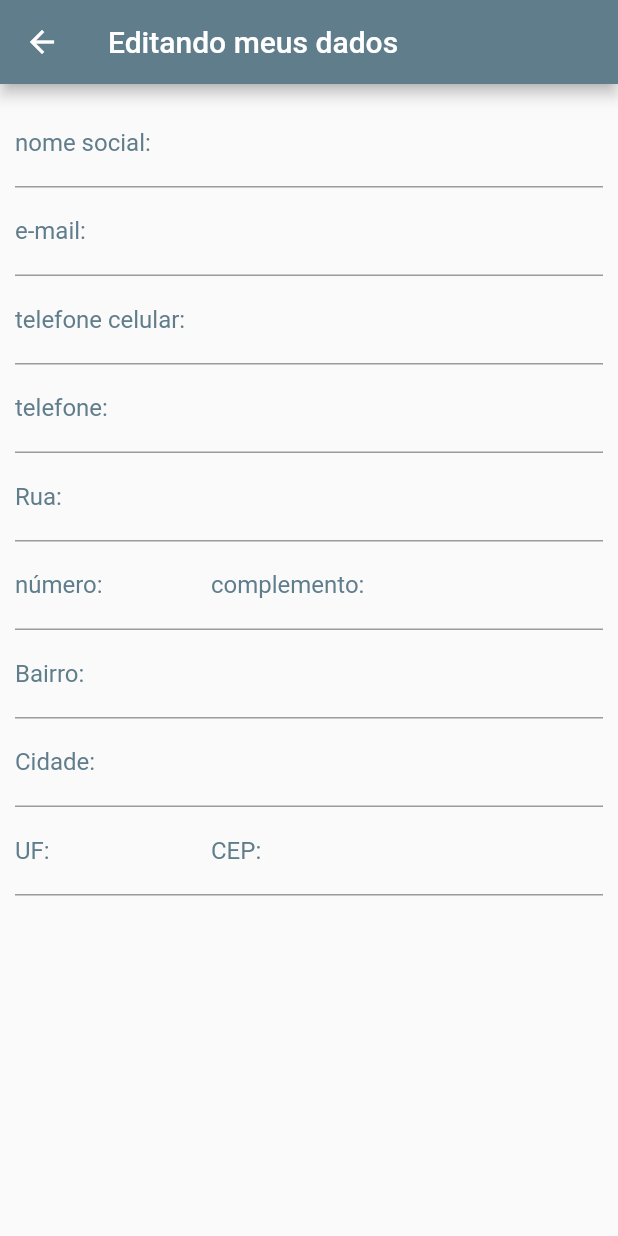
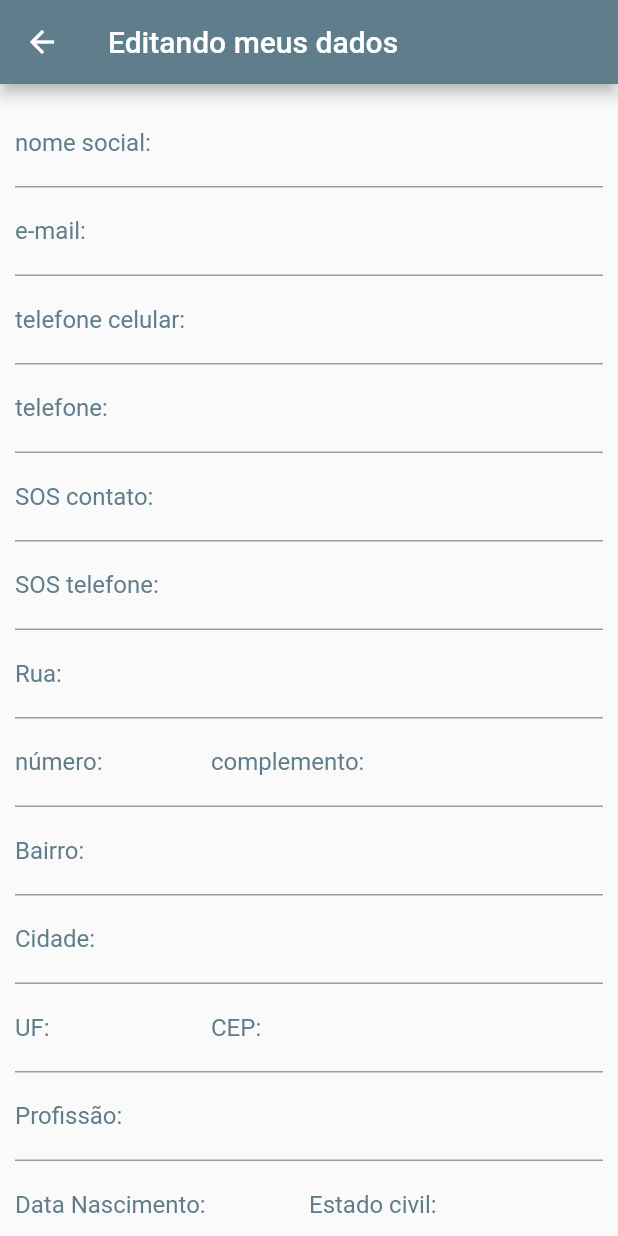
Before and after one commit to jady-sm-godoi/rcadmin_user, a Flutter app: the ProfileForm screen opened by its route, on a phone screen of 412 x 824 dp. Run offline on Flutter 3.47's test engine with Material 2 defaults, Android fonts, the phone set to English and light mode, and no system bars; drawn by our look-alikes of select_form_field; network calls fail.

Commit message:
form new fields

```diff
--- a/lib/components/drawer_menu_profile.dart
+++ b/lib/components/drawer_menu_profile.dart
@@ -1,10 +1,6 @@
 import 'package:flutter/material.dart';
 import 'package:rcadmin_user/components/profile_components/profile_image.dart';
 import 'package:rcadmin_user/model/user_profile.dart';
-import 'package:rcadmin_user/pages/contributions.dart';
-
-import 'package:rcadmin_user/pages/frequencies.dart';
-import 'package:rcadmin_user/pages/historic.dart';
 import 'package:rcadmin_user/utils/app_routes.dart';
 
 class DrawerMenuProfile extends StatelessWidget {
@@ -14,26 +10,6 @@ class DrawerMenuProfile extends StatelessWidget {
     Key? key,
     required this.user,
   }) : super(key: key);
-
-  void _historicPage(BuildContext context) {
-    Navigator.of(context).push(
-      MaterialPageRoute(
-        builder: (_) {
-          return const Historics();
-        },
-      ),
-    );
-  }
-
-  void _contributionsPage(BuildContext context) {
-    Navigator.of(context).push(
-      MaterialPageRoute(
-        builder: (_) {
-          return const Contributions();
-        },
-      ),
-    );
-  }
 
   @override
   Widget build(BuildContext context) {
--- a/lib/pages/frequencies.dart
+++ b/lib/pages/frequencies.dart
@@ -1,6 +1,4 @@
 import 'package:flutter/material.dart';
-
-import 'package:rcadmin_user/model/user_profile.dart';
 
 class Frequencies extends StatelessWidget {
   const Frequencies({
@@ -11,11 +9,11 @@ class Frequencies extends StatelessWidget {
   Widget build(BuildContext context) {
     return Scaffold(
       appBar: AppBar(
-        title: const Text('Minhas últimas frequencias:'),
+        title: const Text('Minhas últimas frequências:'),
         backgroundColor: Colors.blueGrey,
       ),
       body: const Center(
-        child: Text('frequencias'),
+        child: Text('frequências'),
       ),
     );
   }
--- a/lib/pages/profile_form.dart
+++ b/lib/pages/profile_form.dart
@@ -1,4 +1,5 @@
 import 'package:flutter/material.dart';
+import 'package:select_form_field/select_form_field.dart';
 
 class ProfileForm extends StatefulWidget {
   const ProfileForm({Key? key}) : super(key: key);
@@ -6,6 +7,25 @@ class ProfileForm extends StatefulWidget {
   @override
   _ProfileFormState createState() => _ProfileFormState();
 }
+
+final List<Map<String, dynamic>> _items = [
+  {
+    'value': 'single',
+    'label': 'Solteiro(a)',
+  },
+  {
+    'value': 'married',
+    'label': 'Casado(a)',
+  },
+  {
+    'value': 'divorced',
+    'label': 'Divorciado(a)',
+  },
+  {
+    'value': 'widower',
+    'label': 'Viúvo(a)',
+  },
+];
 
 class _ProfileFormState extends State<ProfileForm> {
   @override
@@ -43,6 +63,19 @@ class _ProfileFormState extends State<ProfileForm> {
               TextFormField(
                 decoration: const InputDecoration(
                     labelText: 'telefone:',
+                    labelStyle: TextStyle(color: Colors.blueGrey)),
+                textInputAction: TextInputAction.next,
+                keyboardType: TextInputType.phone,
+              ),
+              TextFormField(
+                decoration: const InputDecoration(
+                    labelText: 'SOS contato:',
+                    labelStyle: TextStyle(color: Colors.blueGrey)),
+                textInputAction: TextInputAction.next,
+              ),
+              TextFormField(
+                decoration: const InputDecoration(
+                    labelText: 'SOS telefone:',
                     labelStyle: TextStyle(color: Colors.blueGrey)),
                 textInputAction: TextInputAction.next,
                 keyboardType: TextInputType.phone,
@@ -91,7 +124,9 @@ class _ProfileFormState extends State<ProfileForm> {
                 children: [
                   Expanded(
                     child: TextFormField(
+                      maxLength: 2,
                       decoration: const InputDecoration(
+                          counterText: '',
                           labelText: 'UF:',
                           labelStyle: TextStyle(color: Colors.blueGrey)),
                       textInputAction: TextInputAction.next,
@@ -102,11 +137,42 @@ class _ProfileFormState extends State<ProfileForm> {
                     flex: 2,
                     child: TextFormField(
                       decoration: const InputDecoration(
+                          hintText: '01234-000',
                           labelText: 'CEP:',
                           labelStyle: TextStyle(color: Colors.blueGrey)),
                       textInputAction: TextInputAction.next,
                     ),
                   ),
+                ],
+              ),
+              TextFormField(
+                decoration: const InputDecoration(
+                    labelText: 'Profissão:',
+                    labelStyle: TextStyle(color: Colors.blueGrey)),
+                textInputAction: TextInputAction.next,
+              ),
+              Row(
+                children: [
+                  Expanded(
+                    child: TextFormField(
+                      decoration: const InputDecoration(
+                          hintText: '01/01/2000',
+                          labelText: 'Data Nascimento:',
+                          labelStyle: TextStyle(color: Colors.blueGrey)),
+                      textInputAction: TextInputAction.next,
+                      keyboardType: TextInputType.number,
+                    ),
+                  ),
+                  Expanded(
+                      child: SelectFormField(
+                    type: SelectFormFieldType.dropdown,
+                    decoration: const InputDecoration(
+                        labelText: 'Estado civil:',
+                        labelStyle: TextStyle(color: Colors.blueGrey)),
+                    items: _items,
+                    onChanged: (val) {},
+                    onSaved: (val) {},
+                  )),
                 ],
               ),
             ],
--- a/lib/utils/app_routes.dart
+++ b/lib/utils/app_routes.dart
@@ -1,4 +1,4 @@
-import 'package:rcadmin_user/pages/historic.dart';
+// ignore_for_file: constant_identifier_names
 
 class AppRoutes {
   static const PROFILE_FORM = '/profile-form';
--- a/pubspec.yaml
+++ b/pubspec.yaml
@@ -38,6 +38,7 @@ dependencies:
 dev_dependencies:
   flutter_test:
     sdk: flutter
+  select_form_field: "^2.2.0"
 
   # The "flutter_lints" package below contains a set of recommended lints to
   # encourage good coding practices. The lint set provided by the package is
```
Also changed, not shown: pubspec.lock.
